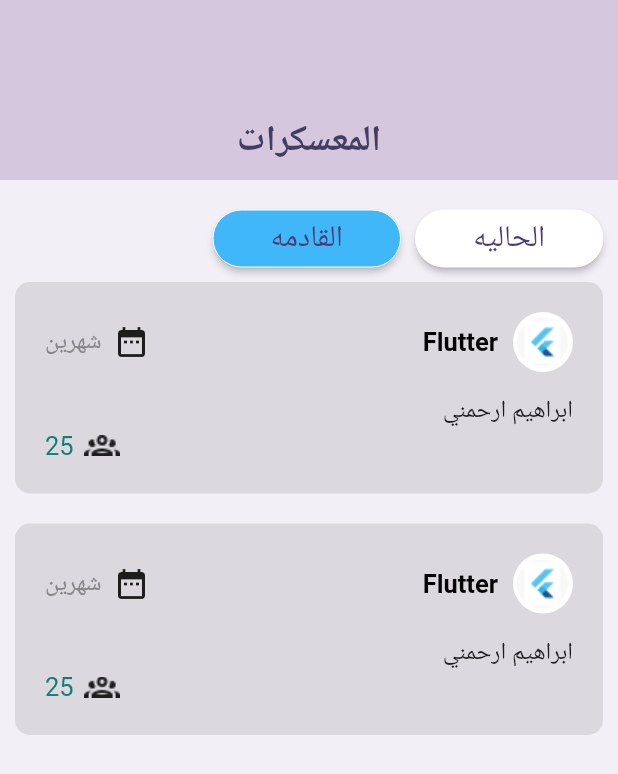
After one commit to Khaled-alamri/Tuwaiq-Academy-Community-Application, a Flutter app: the CampPresnt screen opened by its route, after a tap on "القادمه", on a phone screen of 412 x 824 dp. The commit adds this screen. Shown: the top 774 px of the screen. Run offline on Flutter 3.47's test engine with Material 2 defaults, Android fonts, the phone set to English and light mode, and no system bars; drawn by our look-alikes of auto_size_text; our stand-ins replace get, hexcolor, smooth_page_indicator.

Commit message:
don the Camp page

```diff
--- a/lib/Component/CustomButton.dart
+++ b/lib/Component/CustomButton.dart
@@ -31,7 +31,7 @@ class CustomButton extends StatelessWidget {
               onPressed: onPressed,
               child:
                   Text(
-                    NameOfButton.toString(),
+                    NameOfButton,
                     style: TextStyle(fontSize: 20, color: Color(0xffFFFFFF)),
                   ),
 
@@ -92,3 +92,53 @@ class CustomButtonIcon extends StatelessWidget {
     );
   }
 }
+class CustomButtonOfCamp extends StatelessWidget {
+  const CustomButtonOfCamp(
+      {super.key,
+      required this.heigthOfButton,
+      required this.widthOfButton,
+      required this.NameOfButton,
+      this.onPressed,
+       required this.Colors});
+  final double heigthOfButton;
+  final double widthOfButton;
+  final String NameOfButton;
+  final Function()? onPressed;
+  final Color Colors;
+
+  @override
+  Widget build(BuildContext context) {
+    return Column(
+      children: [
+        Padding(
+          padding: const EdgeInsets.only(top: 20,right: 10),
+          child: SizedBox(
+            height: heigthOfButton,
+            width: widthOfButton,
+            child: ElevatedButton(
+                style: ElevatedButton.styleFrom(
+                  backgroundColor:Colors,
+                  shape: RoundedRectangleBorder(
+                        side:  BorderSide(
+                                width: 0, // thickness
+                                color: Color(0xffFFFFFF) // color
+                        ),
+                        borderRadius: BorderRadius.circular(90)
+                )
+
+                ),
+                onPressed: onPressed,
+                child:
+                    Text(
+                      NameOfButton,
+                      style: TextStyle(fontSize: 20, color: Color(0xff4A3A75)),
+                    ),
+
+
+                ),
+          ),
+        ),
+      ],
+    );
+  }
+}
--- /dev/null
+++ b/lib/Component/campComponent/CardCamp.dart
@@ -0,0 +1,87 @@
+import 'package:auto_size_text/auto_size_text.dart';
+import 'package:flutter/material.dart';
+import 'package:flutter/src/widgets/container.dart';
+import 'package:flutter/src/widgets/framework.dart';
+import 'package:hexcolor/hexcolor.dart';
+
+class CardCamp extends StatelessWidget {
+  const CardCamp({super.key, required this.NameOfCamp, required this.DateOfCamp, required this.detailsOfCamp, required this.NamberOfStudent});
+  final String NameOfCamp;
+  final String DateOfCamp;
+  final String? detailsOfCamp;
+  final String NamberOfStudent;
+
+  @override
+  Widget build(BuildContext context) {
+    return Container(
+      margin: EdgeInsetsDirectional.all(10),
+      padding: EdgeInsetsDirectional.all(20),
+      decoration: BoxDecoration(
+        borderRadius: BorderRadiusDirectional.circular(10),
+        color: HexColor("#dbd9de"),
+      ),
+      child: Column(
+        mainAxisAlignment: MainAxisAlignment.start,
+        crossAxisAlignment: CrossAxisAlignment.start,
+        children: [
+          Row(
+            children: [
+              Row(
+                children: [
+                  CircleAvatar(
+                      backgroundColor: Colors.white,
+                      child: Image.asset("images/Flutter Logo 1.png")),
+                  const SizedBox(
+                    width: 10,
+                  ),
+                  Text(
+                    NameOfCamp,
+                    style: TextStyle(
+                        color: Colors.black,
+                        fontSize: 17,
+                        fontWeight: FontWeight.w600),
+                  ),
+                ],
+              ),
+              Spacer(),
+              Padding(
+                padding: const EdgeInsets.all(8.0),
+                child: Icon(Icons.date_range),
+              ),
+              Text(
+                DateOfCamp,
+                style: TextStyle(
+                  color: Color.fromARGB(255, 135, 134, 134),
+                  fontSize: 16,
+                ),
+              ),
+            ],
+          ),
+          const SizedBox(
+            height: 15,
+          ),
+          AutoSizeText(
+            detailsOfCamp!,
+            style: TextStyle(fontSize: 16),
+            maxLines: 5,
+          ),
+          Row(
+            mainAxisAlignment: MainAxisAlignment.end,
+            children: [
+              ImageIcon(
+                AssetImage("images/Vector.png"),
+              ),
+              const SizedBox(
+                width: 7,
+              ),
+              Text(
+                NamberOfStudent,
+                style: TextStyle(color: HexColor("#117c78"), fontSize: 17),
+              ),
+            ],
+          ),
+        ],
+      ),
+    );
+  }
+}
--- a/lib/Router/Routers.dart
+++ b/lib/Router/Routers.dart
@@ -1,11 +1,14 @@
 
+import 'package:final_project/View/OnBoarding/Camp/CampPresnt.dart';
 import 'package:final_project/View/OnBoarding/PageView.dart';
 import 'package:get/get.dart';
 
 List<GetPage<dynamic>>? getPages =[
     GetPage(name: RouterNames.pageView , page: () => PageViewScreen(),),
+    GetPage(name: RouterNames.CampPresnt , page: () => CampPresnt(),),
 ];
 
 class RouterNames {
   static String pageView = "/PageView";
+  static String CampPresnt = "/CampPresnt";
 }
--- /dev/null
+++ b/lib/View/OnBoarding/Camp/CampPresnt.dart
@@ -0,0 +1,150 @@
+import 'package:auto_size_text/auto_size_text.dart';
+import 'package:final_project/Component/CustomButton.dart';
+import 'package:final_project/Component/CustomTextField.dart';
+import 'package:final_project/Component/campComponent/CardCamp.dart';
+import 'package:flutter/material.dart';
+import 'package:flutter/src/widgets/container.dart';
+import 'package:flutter/src/widgets/framework.dart';
+import 'package:get/get.dart';
+import 'package:hexcolor/hexcolor.dart';
+
+class CampPresnt extends StatelessWidget {
+  CampPresnt({super.key});
+  TextEditingController? controller;
+
+  @override
+  Widget build(BuildContext context) {
+    return Scaffold(
+        backgroundColor: HexColor("#f2eff6"),
+        body: ListView(children: [
+          Container(
+            height: 120,
+            padding: EdgeInsetsDirectional.only(bottom: 10),
+            width: double.infinity,
+            color: HexColor("#d4c7de"),
+            child: Align(
+              alignment: Alignment.bottomCenter,
+              child: Text(
+                "المعسكرات",
+                style: TextStyle(
+                  color: HexColor("#423d62"),
+                  fontSize: 24,
+                  fontWeight: FontWeight.bold,
+                ),
+              ),
+            ),
+          ),
+          Row(
+            mainAxisAlignment: MainAxisAlignment.start,
+            children: [
+              CustomButtonOfCamp(
+                NameOfButton: "الحاليه",
+                Colors: Color(0xffFFFFFF),
+                heigthOfButton: 38,
+                widthOfButton: 125,
+                onPressed: () {},
+              ),
+              CustomButtonOfCamp(
+                NameOfButton: "القادمه",
+                Colors: Color(0xff3FB7F8),
+                heigthOfButton: 38,
+                widthOfButton: 125,
+                onPressed: () {
+                  Get.to(CampPresnt_2());
+                },
+              ),
+            ],
+          ),
+          CardCamp(
+              DateOfCamp: "شهرين",
+              NamberOfStudent: "25",
+              NameOfCamp: "Flutter",
+              detailsOfCamp: " ارحمني"),
+          //later with database.
+          //  IconButton(onPressed: (){
+          //   showDialog(
+          //           context: context,
+          //           builder: (ctx) => AlertDialog(
+          //             title: Center(child: const Text("اضافة معسكر")),
+
+          //             actions: <Widget>[
+
+          //               CustomTextField2(hintTextShow: "Name",controller:controller , ),
+          //               TextButton(
+          //                 onPressed: () {
+          //                   Navigator.of(ctx).pop();
+          //                 },
+          //                 child: Container(
+          //                   padding: const EdgeInsets.all(14),
+          //                   child: const Text("okay"),
+          //                 ),
+
+          //               ),
+
+          //               ]));
+          //  }, icon: Icon(Icons.add))
+        ]));
+  }
+}
+
+class CampPresnt_2 extends StatelessWidget {
+  CampPresnt_2({super.key});
+
+  @override
+  Widget build(BuildContext context) {
+    return Scaffold(
+        backgroundColor: HexColor("#f2eff6"),
+        body: ListView(children: [
+          Container(
+            height: 120,
+            padding: EdgeInsetsDirectional.only(bottom: 10),
+            width: double.infinity,
+            color: HexColor("#d4c7de"),
+            child: Align(
+              alignment: Alignment.bottomCenter,
+              child: Text(
+                "المعسكرات",
+                style: TextStyle(
+                  color: HexColor("#423d62"),
+                  fontSize: 24,
+                  fontWeight: FontWeight.bold,
+                ),
+              ),
+            ),
+          ),
+          Row(
+            mainAxisAlignment: MainAxisAlignment.start,
+            children: [
+              CustomButtonOfCamp(
+                NameOfButton: "الحاليه",
+                Colors: Color(0xffFFFFFF),
+                heigthOfButton: 38,
+                widthOfButton: 125,
+                onPressed: () {
+                  Get.to(CampPresnt());
+                },
+              ),
+              CustomButtonOfCamp(
+                NameOfButton: "القادمه",
+                Colors: Color(0xff3FB7F8),
+                heigthOfButton: 38,
+                widthOfButton: 125,
+                onPressed: () {
+
+                },
+              ),
+            ],
+          ),
+          CardCamp(
+              DateOfCamp: "شهرين",
+              NamberOfStudent: "25",
+              NameOfCamp: "Flutter",
+              detailsOfCamp: "ابراهيم ارحمني"),
+              CardCamp(
+              DateOfCamp: "شهرين",
+              NamberOfStudent: "25",
+              NameOfCamp: "Flutter",
+              detailsOfCamp: "ابراهيم ارحمني"),
+        ]));
+  }
+}
--- a/lib/main.dart
+++ b/lib/main.dart
@@ -14,7 +14,7 @@ class MyApp extends StatelessWidget {
   @override
   Widget build(BuildContext context) {
     return GetMaterialApp(
-     initialRoute: RouterNames.pageView,
+     initialRoute: RouterNames.CampPresnt,
      getPages: getPages,
     translations: Languages(),
     locale: const Locale('ar'), // The Languages it shulde be Arabic when tha App Start
```
Also changed, not shown: lib/Component/CustomTextField.dart (+57 -16 lines), lib/Component/CustomTextView.dart (+12 -4 lines), images/Flutter Logo 1.png (added), images/Vector.png (added).
